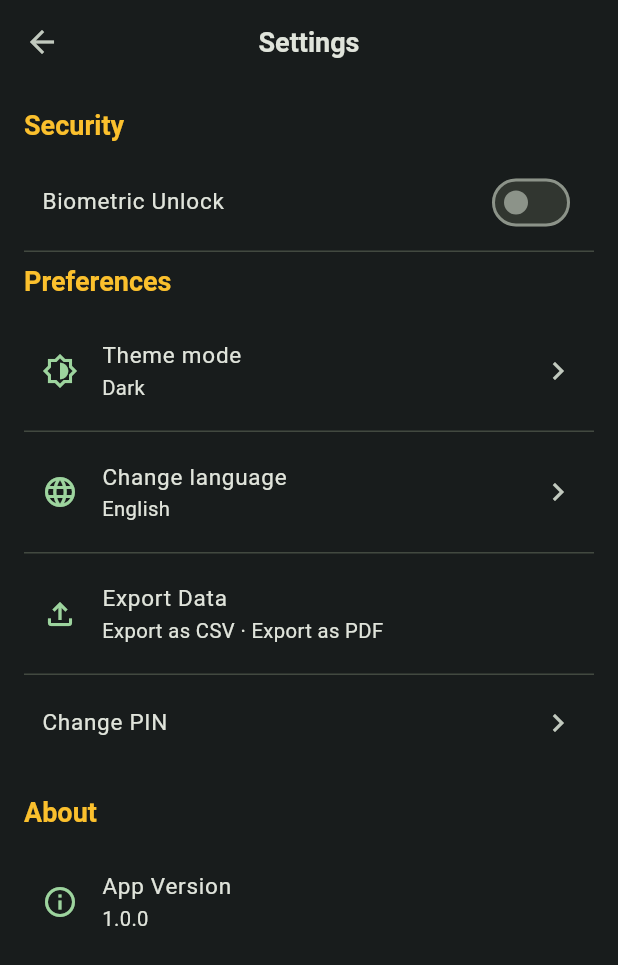
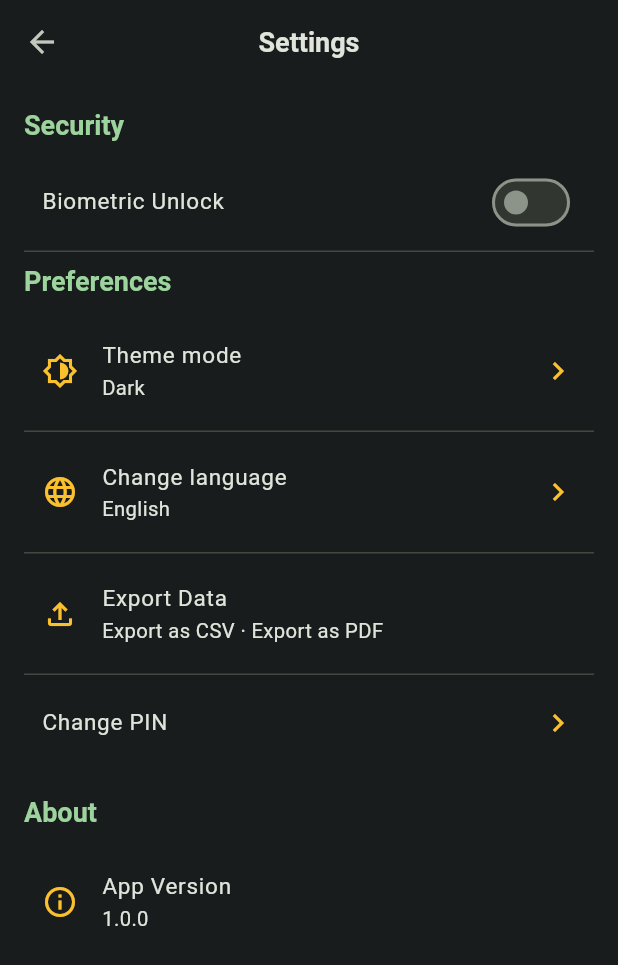
Before and after one commit to Navaskt/fin_track, a Flutter app: the SettingsPage screen opened by its route, on a phone screen of 412 x 824 dp. Shown: the top 965 px of the screen. Run offline on Flutter 3.47's test engine with Material 3 defaults, Android fonts, the phone set to English and light mode, and no system bars; our stand-ins replace fl_chart, flutter_hooks, flutter_riverpod, flutter_secure_storage, freezed_annotation, go_router and 7 more; missing offline and left inert: cryptography; accounts and stored records are empty; Roboto replaces fonts that are missing (Montserrat).

Commit message:
style: Update icon colors in settings tiles for consistency

```diff
--- a/lib/features/settings/presentation/pages/settings_page.dart
+++ b/lib/features/settings/presentation/pages/settings_page.dart
@@ -15,9 +15,7 @@ class SettingsPage extends ConsumerWidget {
   Widget build(BuildContext context, WidgetRef ref) {
     final cs = Theme.of(context).colorScheme;
     final theme = Theme.of(context);
-    final headerStyle = theme.textTheme.titleLarge?.copyWith(
-      color: cs.secondary,
-    );
+    final headerStyle = theme.textTheme.titleLarge?.copyWith(color: cs.primary);
     const smallSpacing = SizedBox(height: 8);
     final loc = context.loc;
 
@@ -36,7 +34,7 @@ class SettingsPage extends ConsumerWidget {
       const ExportTile(),
       ListTile(
         title: Text(loc.changePin),
-        trailing: const Icon(Icons.chevron_right),
+        trailing: Icon(Icons.chevron_right, color: cs.secondary),
         onTap: () => context.push('/set-pin'),
       ),
 
@@ -46,7 +44,7 @@ class SettingsPage extends ConsumerWidget {
       ListTile(
         title: Text(loc.appVersion),
         subtitle: Text('1.0.0'),
-        leading: Icon(Icons.info_outline, color: cs.primary),
+        leading: Icon(Icons.info_outline, color: cs.secondary),
       ),
     ];
 
--- a/lib/features/settings/presentation/widgets/export_tile.dart
+++ b/lib/features/settings/presentation/widgets/export_tile.dart
@@ -11,7 +11,7 @@ class ExportTile extends ConsumerWidget {
   Widget build(BuildContext context, WidgetRef ref) {
     final cs = Theme.of(context).colorScheme;
     return ListTile(
-      leading: Icon(Icons.file_upload_outlined, color: cs.primary),
+      leading: Icon(Icons.file_upload_outlined, color: cs.secondary),
       title: Text(context.loc.exportData),
       subtitle: Text('${context.loc.exportCsv} · ${context.loc.exportPdf}'),
       onTap: () => showModalBottomSheet(
--- a/lib/features/settings/presentation/widgets/language_tile.dart
+++ b/lib/features/settings/presentation/widgets/language_tile.dart
@@ -3,7 +3,6 @@ import 'package:flutter/material.dart';
 import 'package:flutter_riverpod/flutter_riverpod.dart';
 
 import '../../../transactions/presentation/controllers/locale_provider.dart';
-
 
 class LanguageTile extends ConsumerWidget {
   const LanguageTile({super.key});
@@ -25,10 +24,10 @@ class LanguageTile extends ConsumerWidget {
     String currentLabel = items[current] ?? 'English';
 
     return ListTile(
-      leading: Icon(Icons.language_outlined, color: cs.primary),
+      leading: Icon(Icons.language_outlined, color: cs.secondary),
       title: Text(context.loc.changeLanguage),
       subtitle: Text(currentLabel),
-      trailing: const Icon(Icons.chevron_right),
+      trailing: Icon(Icons.chevron_right, color: cs.secondary),
       onTap: () async {
         final selected = await showModalBottomSheet<Locale>(
           context: context,
--- a/lib/features/settings/presentation/widgets/theme_tile.dart
+++ b/lib/features/settings/presentation/widgets/theme_tile.dart
@@ -21,10 +21,10 @@ class ThemeTile extends ConsumerWidget {
     }
 
     return ListTile(
-      leading: Icon(Icons.brightness_6_outlined, color: cs.primary),
+      leading: Icon(Icons.brightness_6_outlined, color: cs.secondary),
       title: Text(context.loc.themeMenu),
       subtitle: Text(labelFor(mode)),
-      trailing: const Icon(Icons.chevron_right),
+      trailing: Icon(Icons.chevron_right, color: cs.secondary),
       onTap: () async {
         final selected = await showModalBottomSheet<ThemeMode>(
           context: context,
```
